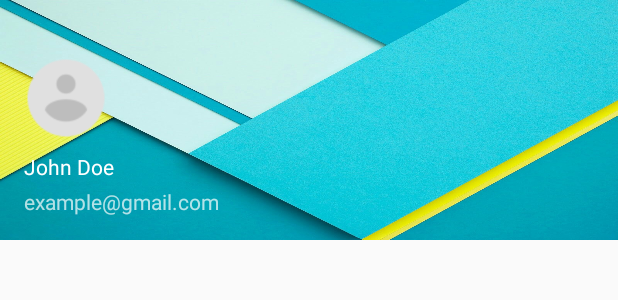
After one commit to hiseholuwa/navigation-drawer-material-design, an Android app: the layout navigation_header.xml on its own in the app's theme, with its tools: preview values and no code run, on a phone screen of 412 x 824 dp. The commit adds this screen. Shown: the top 300 px of the screen. Run offline under Robolectric (Android 15) with nearby library versions, the phone set to English and light mode, and no system bars.

Commit message:
Added an ImageView and two TextViews to the navigation header

```diff
--- /dev/null
+++ b/app/src/main/res/layout/navigation_header.xml
@@ -0,0 +1,30 @@
+<?xml version="1.0" encoding="utf-8"?>
+<LinearLayout xmlns:android="http://schemas.android.com/apk/res/android"
+    android:orientation="vertical" android:layout_width="match_parent"
+    android:layout_height="160dp"
+    android:padding="16dp"
+    android:gravity="bottom"
+    android:theme="@style/ThemeOverLay.AppCompat.Dark"
+    android:background="@drawable/header">
+
+    <ImageView
+        android:layout_width="56dp"
+        android:layout_height="56dp"
+        android:src="@drawable/anon_user_48dp"
+        android:scaleType="centerCrop"
+        android:contentDescription="@string/drawer_image" />
+
+    <TextView
+        android:layout_width="wrap_content"
+        android:layout_height="wrap_content"
+        android:text="@string/john_doe"
+        android:paddingTop="8dp"
+        android:textAppearance="@style/TextAppearance.AppCompat.Body1"/>
+
+    <TextView
+        android:layout_width="wrap_content"
+        android:layout_height="wrap_content"
+        android:text="@string/example_gmail_com"
+        android:paddingTop="4dp"/>
+
+</LinearLayout>
--- a/app/src/main/res/values/strings.xml
+++ b/app/src/main/res/values/strings.xml
@@ -1,3 +1,6 @@
 <resources>
     <string name="app_name">Navigation Drawer</string>
+    <string name="drawer_image">Drawer Image</string>
+    <string name="john_doe">John Doe</string>
+    <string name="example_gmail_com">example@gmail.com</string>
 </resources>
```
Also changed, not shown: app/src/main/res/drawable/anon_user_48dp.png (added), app/src/main/res/drawable/header.jpg (added).
